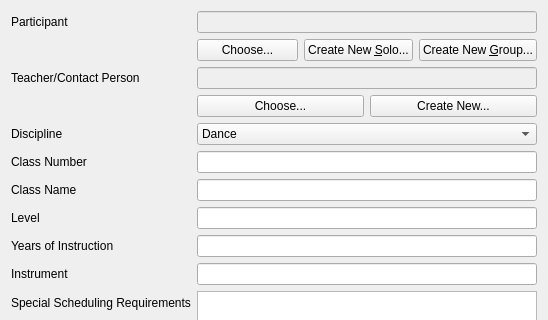
Above: Forms/ui_addEntryDialog.ui from diana134/afs before the change; both pictures show x 0 to 548 and y 0 to 320 of the 548 by 586 pixel window. Below: the same form after it.
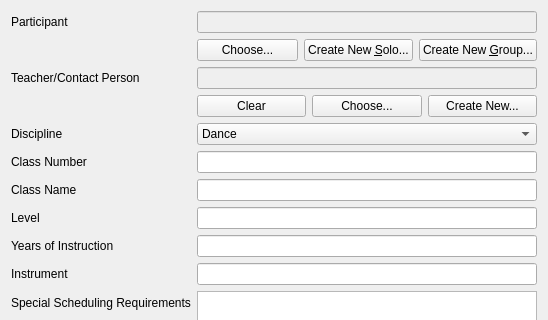
That is the form after the change. Custom widgets are drawn as their Qt base class.

Commit message: Added buttons to remove teacher/contact fields.

What changed in the file:
```diff
--- a/Forms/ui_addEntryDialog.ui
+++ b/Forms/ui_addEntryDialog.ui
@@ -152,7 +152,7 @@
      </item>
      <item row="4" column="1">
       <layout class="QGridLayout" name="gridLayout_3">
-       <item row="0" column="0">
+       <item row="0" column="1">
         <widget class="QPushButton" name="chooseTeacherBtn">
          <property name="enabled">
           <bool>true</bool>
@@ -162,13 +162,20 @@
          </property>
         </widget>
        </item>
-       <item row="0" column="1">
+       <item row="0" column="2">
         <widget class="QPushButton" name="createNewTeacherBtn">
          <property name="text">
           <string>Create New...</string>
          </property>
         </widget>
        </item>
+       <item row="0" column="0">
+        <widget class="QPushButton" name="clearTeacherBtn">
+         <property name="text">
+          <string>Clear</string>
+         </property>
+        </widget>
+       </item>
       </layout>
      </item>
      <item row="5" column="0">
```
The commit also changes 10 other files.
